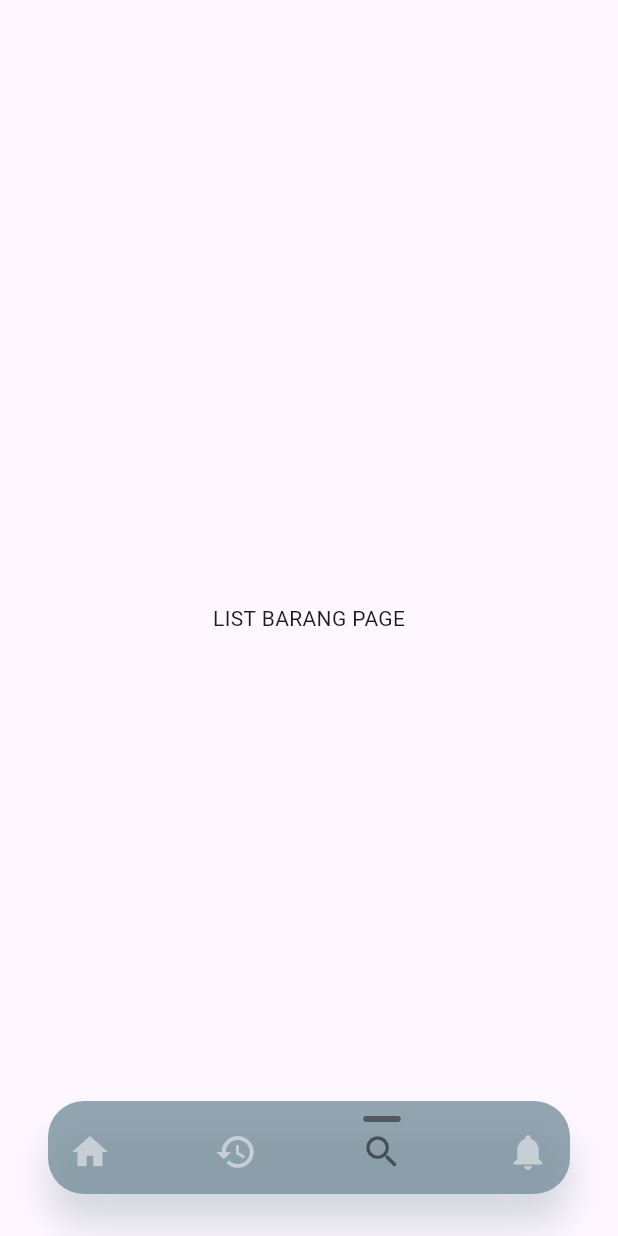
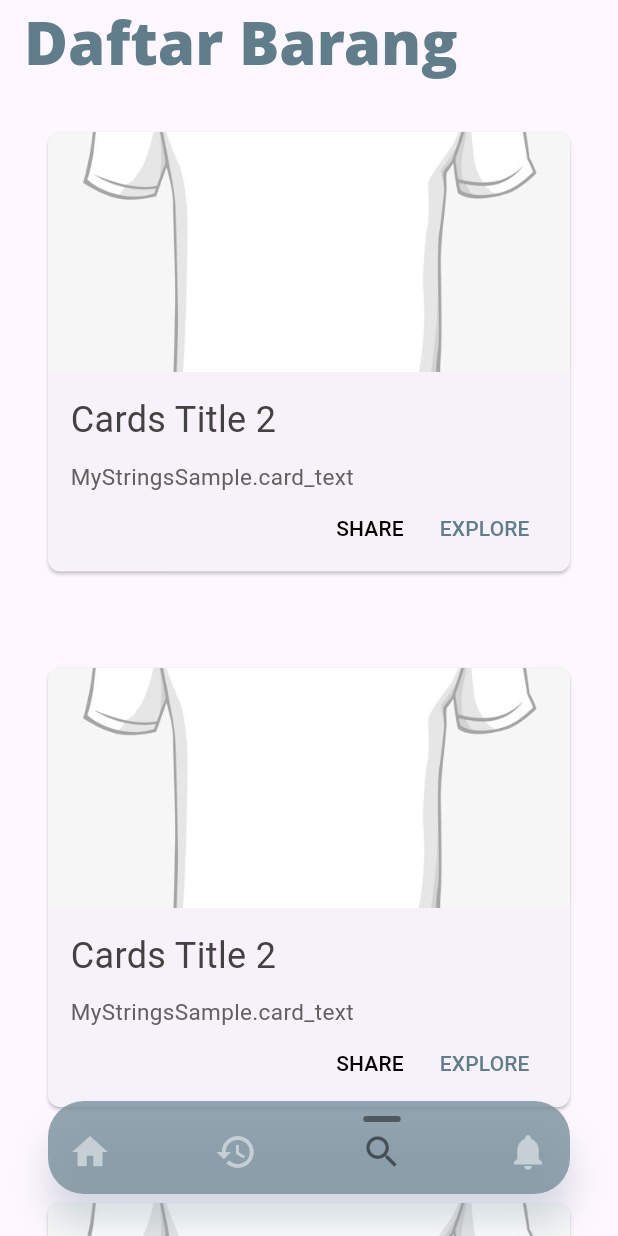
Before and after one commit to AdamJhansi/inventaris_mobile_rlp, a Flutter app: the screen it shows after launch, item 3 of the bottom bar chosen, on a phone screen of 412 x 824 dp. Run offline on Flutter 3.47's test engine with Material 3 defaults, Android fonts, the light colour scheme and no system bars; our stand-ins replace fl_chart; Roboto replaces fonts that are missing (Open Sans).

Commit message:
update tampilan List Barang

```diff
--- /dev/null
+++ b/lib/components/card_header.dart
@@ -0,0 +1,86 @@
+import 'package:flutter/material.dart';
+
+Widget CardHeader() {
+  return Padding(
+    padding: const EdgeInsets.all(20.0),
+    child: Card(
+      // Set the shape of the card using a rounded rectangle border with a 8 pixel radius
+      shape: RoundedRectangleBorder(
+        borderRadius: BorderRadius.circular(8),
+      ),
+      // Set the clip behavior of the card
+      clipBehavior: Clip.antiAliasWithSaveLayer,
+      // Define the child widgets of the card
+      child: Column(
+        crossAxisAlignment: CrossAxisAlignment.start,
+        children: <Widget>[
+          // Display an image at the top of the card that fills the width of the card and has a height of 160 pixels
+          Image.asset(
+            'assets/baju.jpg',
+            height: 160,
+            width: double.infinity,
+            fit: BoxFit.cover,
+          ),
+          // Add a container with padding that contains the card's title, text, and buttons
+          Container(
+            padding: const EdgeInsets.fromLTRB(15, 15, 15, 0),
+            child: Column(
+              crossAxisAlignment: CrossAxisAlignment.start,
+              children: <Widget>[
+                // Display the card's title using a font size of 24 and a dark grey color
+                Text(
+                  "Cards Title 2",
+                  style: TextStyle(
+                    fontSize: 24,
+                    color: Colors.grey[800],
+                  ),
+                ),
+                // Add a space between the title and the text
+                Container(height: 10),
+                // Display the card's text using a font size of 15 and a light grey color
+                Text(
+                  "MyStringsSample.card_text",
+                  style: TextStyle(
+                    fontSize: 15,
+                    color: Colors.grey[700],
+                  ),
+                ),
+                // Add a row with two buttons spaced apart and aligned to the right side of the card
+                Row(
+                  children: <Widget>[
+                    // Add a spacer to push the buttons to the right side of the card
+                    const Spacer(),
+                    // Add a text button labeled "SHARE" with transparent foreground color and an accent color for the text
+                    TextButton(
+                      style: TextButton.styleFrom(
+                        foregroundColor: Colors.transparent,
+                      ),
+                      child: const Text(
+                        "SHARE",
+                        style: TextStyle(color: Colors.black),
+                      ),
+                      onPressed: () {},
+                    ),
+                    // Add a text button labeled "EXPLORE" with transparent foreground color and an accent color for the text
+                    TextButton(
+                      style: TextButton.styleFrom(
+                        foregroundColor: Colors.transparent,
+                      ),
+                      child: const Text(
+                        "EXPLORE",
+                        style: TextStyle(color: Colors.blueGrey),
+                      ),
+                      onPressed: () {},
+                    ),
+                  ],
+                ),
+              ],
+            ),
+          ),
+          // Add a small space between the card and the next widget
+          Container(height: 5),
+        ],
+      ),
+    ),
+  );
+}
--- a/lib/pages/list_barang.dart
+++ b/lib/pages/list_barang.dart
@@ -1,13 +1,41 @@
 import "package:flutter/material.dart";
+
+import "../components/card_header.dart";
+import "../components/text_styles.dart";
 
 class ListBarangPage extends StatelessWidget {
   const ListBarangPage({super.key});
 
   @override
   Widget build(BuildContext context) {
+    double screenWidth = MediaQuery.of(context).size.width;
+    double screenHeight = MediaQuery.of(context).size.height;
+
     return Scaffold(
-      body: Center(
-        child: Text("LIST BARANG PAGE"),
+      appBar: AppBar(
+        // TODO : BUAT APP BAR YANG BAGUS
+        title: Text(
+          'Daftar Barang',
+          style: AppTextStyles.header(color: Colors.blueGrey),
+        ),
+      ),
+      body: SingleChildScrollView(
+        child: Column(
+          children: [
+            Padding(
+              padding: const EdgeInsets.all(8.0),
+              child: CardHeader(),
+            ),
+            Padding(
+              padding: const EdgeInsets.all(8.0),
+              child: CardHeader(),
+            ),
+            Padding(
+              padding: const EdgeInsets.all(8.0),
+              child: CardHeader(),
+            ),
+          ],
+        ),
       ),
     );
   }
--- a/pubspec.yaml
+++ b/pubspec.yaml
@@ -60,9 +60,8 @@ flutter:
   # the material Icons class.
   uses-material-design: true
 
-  # To add assets to your application, add an assets section, like this:
-  # assets:
-  #   - images/a_dot_burr.jpeg
+  assets:
+    - assets/
   #   - images/a_dot_ham.jpeg
 
   # An image asset can refer to one or more resolution-specific "variants", see
```
Also changed, not shown: assets/baju.jpg (added).
